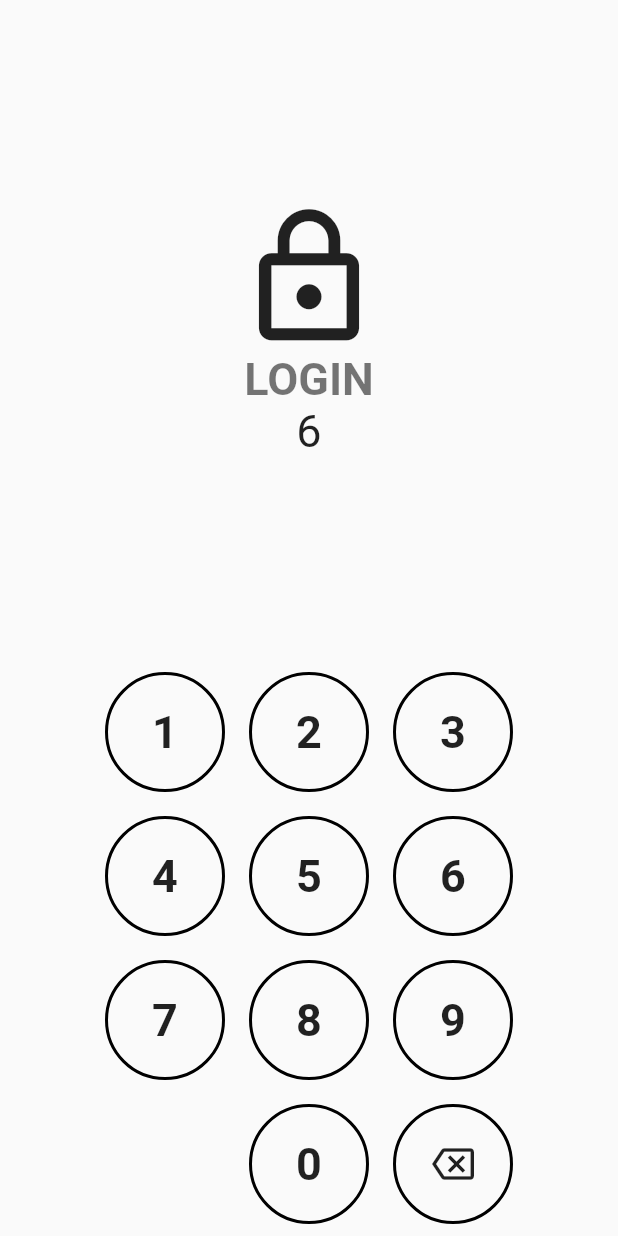
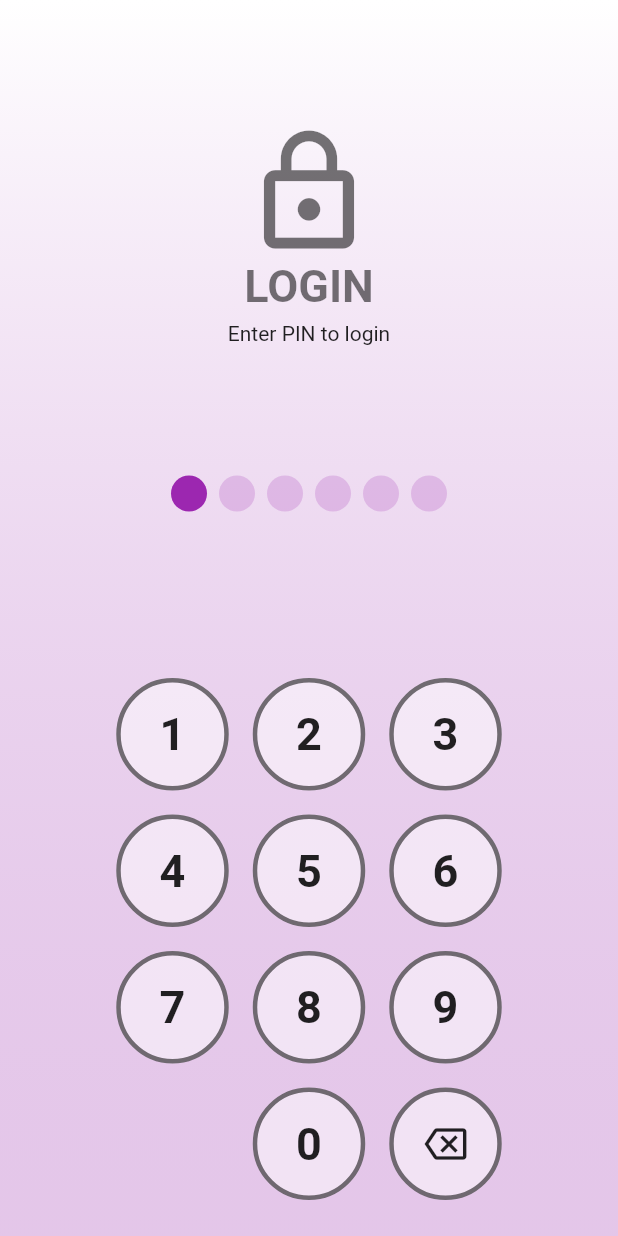
Before and after one commit to thomyapan/flutter_food14, a Flutter app: the screen it shows after launch, after a tap on an icon or button, on a phone screen of 412 x 824 dp. Run offline on Flutter 3.47's test engine with Material 2 defaults, Android fonts, the phone set to English and light mode, and no system bars.

```diff
--- a/lib/main.dart
+++ b/lib/main.dart
@@ -1,6 +1,6 @@
 import 'package:flutter/material.dart';
+import 'package:flutter_food/pages/home/home_page.dart';
 import 'package:flutter_food/pages/login/login_page.dart';
-import 'package:flutter_food/pages/login/login_page_2.dart';
 
 void main() {
   runApp(MyApp());
@@ -12,7 +12,7 @@ class MyApp extends StatelessWidget {
     return MaterialApp(
       title: 'Flutter Demo',
       theme: ThemeData(
-        primarySwatch: Colors.blue,
+        primarySwatch: Colors.purple,
         textTheme: const TextTheme(
           headline1: TextStyle(
             fontSize: 30.0,
@@ -27,7 +27,12 @@ class MyApp extends StatelessWidget {
           ),
         ),
       ),
-      home: LoginPage(),
+      //home: LoginPage(),
+      routes: {
+        LoginPage.routeName: (context) => const LoginPage(),
+        HomePage.routeName: (context) => const HomePage(),
+      },
+      initialRoute: LoginPage.routeName,
     );
   }
 }
--- a/lib/pages/login/login_page.dart
+++ b/lib/pages/login/login_page.dart
@@ -1,6 +1,9 @@
 import 'package:flutter/material.dart';
+import 'package:flutter_food/pages/home/home_page.dart';
 
 class LoginPage extends StatefulWidget {
+  static const routeName = '/login';
+
   const LoginPage({Key? key}) : super(key: key);
 
   @override
@@ -8,35 +11,99 @@ class LoginPage extends StatefulWidget {
 }
 
 class _LoginPageState extends State<LoginPage> {
+  static const pin = '123456';
   var input = '';
 
   @override
   Widget build(BuildContext context) {
     return Scaffold(
       body: Container(
+        decoration: BoxDecoration(
+          gradient: LinearGradient(
+            begin: Alignment.topCenter,
+            end: Alignment.bottomCenter,
+            /*stops: [
+              0.0,
+              0.95,
+              1.0,
+            ],*/
+            colors: [
+              Colors.white,
+              //Color(0xFFD8D8D8),
+              //Color(0xFFAAAAAA),
+              Theme.of(context).colorScheme.background.withOpacity(0.5),
+              //Theme.of(context).colorScheme.background.withOpacity(0.6),
+              //Colors.white,
+            ],
+          ),
+        ),
         child: SafeArea(
           child: Column(
             children: [
               Expanded(
-                child: Center(
                 child: Column(
-                    mainAxisSize: MainAxisSize.min,
+                  mainAxisAlignment: MainAxisAlignment.spaceEvenly,
+                  children: [
+                    Column(
+                      mainAxisAlignment: MainAxisAlignment.center,
                       children: [
                         Icon(
                           Icons.lock_outline,
-                        size: 100.0,
+                          size: 90.0,
+                          color: Theme.of(context).textTheme.headline1?.color,
                         ),
                         Text(
                           'LOGIN',
                           style: Theme.of(context).textTheme.headline1,
                         ),
-                      Text(input, style: TextStyle(fontSize: 30.0)),
+                        SizedBox(height: 6.0),
+                        Text(
+                          'Enter PIN to login',
+                          style: Theme.of(context).textTheme.bodyText2,
+                        )
+                      ],
+                    ),
+                    Row(
+                      mainAxisAlignment: MainAxisAlignment.center,
+                      children: [
+                        for (var i = 0; i < input.length; i++)
+                          Container(
+                            margin: EdgeInsets.all(4.0),
+                            width: 24.0,
+                            height: 24.0,
+                            decoration: BoxDecoration(
+                                color: Theme.of(context).colorScheme.primary,
+                                shape: BoxShape.circle),
+                          ),
+                        for (var i = input.length; i < 6; i++)
+                          Container(
+                            margin: EdgeInsets.all(4.0),
+                            width: 24.0,
+                            height: 24.0,
+                            decoration: BoxDecoration(
+                              color: Theme.of(context)
+                                  .colorScheme
+                                  .primary
+                                  .withOpacity(0.2),
+                              shape: BoxShape.circle,
+                            ),
+                          ),
+                      ],
+                    )
+                  ],
+                ),
+              ),
+              _buildNumPad(),
             ],
           ),
         ),
       ),
-              Container(
-                //color: Colors.pink,
+    );
+  }
+
+  Widget _buildNumPad() {
+    return Container(
+      padding: EdgeInsets.all(16.0),
       child: Column(
         children: [
           [1, 2, 3],
@@ -60,25 +127,55 @@ class _LoginPageState extends State<LoginPage> {
           );
         }).toList(),
       ),
-              ),
-            ],
-          ),
-        ),
-      ),
     );
   }
 
   void _handleClickButton(int num) {
-    print('hello $num');
+    print('You pressed $num');
 
     setState(() {
       if (num == -1) {
-        if (input.length > 0)
-          input = input.substring(0, input.length - 1);
+        if (input.length > 0) input = input.substring(0, input.length - 1);
       } else {
         input = '$input$num';
       }
+
+      if (input.length == pin.length) {
+        if (input == pin) {
+          /*Navigator.pushReplacement(
+            context,
+            MaterialPageRoute(builder: (context) => const HomePage()),
+          );*/
+          Navigator.pushReplacementNamed(context, HomePage.routeName);
+        } else {
+          _showMaterialDialog('ERROR', 'Invalid PIN. Please try again.');
+        }
+
+        input = '';
+      }
     });
+  }
+
+  void _showMaterialDialog(String title, String msg) {
+    showDialog(
+      context: context,
+      builder: (BuildContext context) {
+        return AlertDialog(
+          title: Text(title),
+          content: Text(msg, style: Theme.of(context).textTheme.bodyText2),
+          actions: [
+            // ปุ่ม OK ใน dialog
+            TextButton(
+              child: const Text('OK'),
+              onPressed: () {
+                // ปิด dialog
+                Navigator.of(context).pop();
+              },
+            ),
+          ],
+        );
+      },
+    );
   }
 }
 
@@ -98,13 +195,17 @@ class LoginButton extends StatelessWidget {
       customBorder: CircleBorder(),
       onTap: number == -2 ? null : onClick,
       child: Container(
-        width: 80.0,
-        height: 80.0,
+        width: 75.0,
+        height: 75.0,
         decoration: number == -2
             ? null
             : BoxDecoration(
                 shape: BoxShape.circle,
-                border: Border.all(width: 2.0),
+                color: Colors.white.withOpacity(0.5),
+                border: Border.all(
+                  width: 3.0,
+                  color: Theme.of(context).textTheme.headline1!.color!,
+                ),
               ),
         child: Center(
           child: number >= 0
--- a/pubspec.yaml
+++ b/pubspec.yaml
@@ -45,8 +45,8 @@ flutter:
   uses-material-design: true
 
   # To add assets to your application, add an assets section, like this:
-  # assets:
-  #   - images/a_dot_burr.jpeg
+  assets:
+    - assets/images/
   #   - images/a_dot_ham.jpeg
 
   # An image asset can refer to one or more resolution-specific "variants", see
```
Also changed, not shown: lib/pages/food/food_main_page.dart (added, +49 -0 lines), lib/pages/home/home_page.dart (added, +106 -0 lines), lib/pages/login/login_page_2.dart (deleted, +0 -241 lines), lib/pages/profile/profile_page.dart (added, +27 -0 lines), assets/images/profile.png (added), 1 other file. Lines whose indentation alone changed are shown as unchanged.
